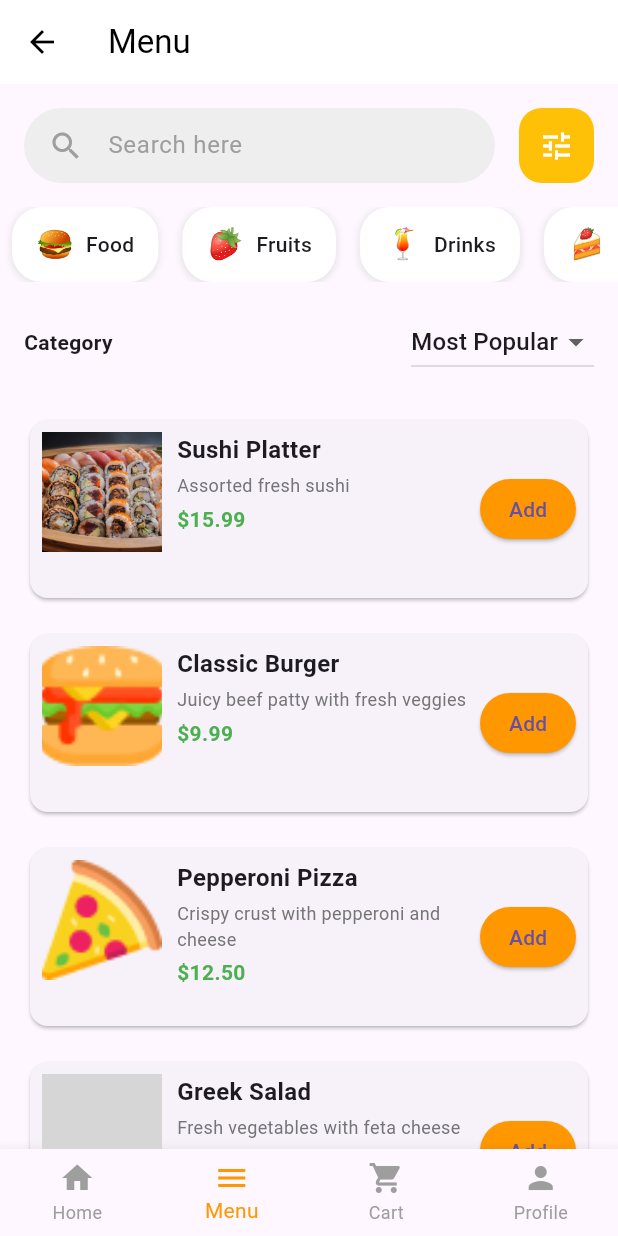
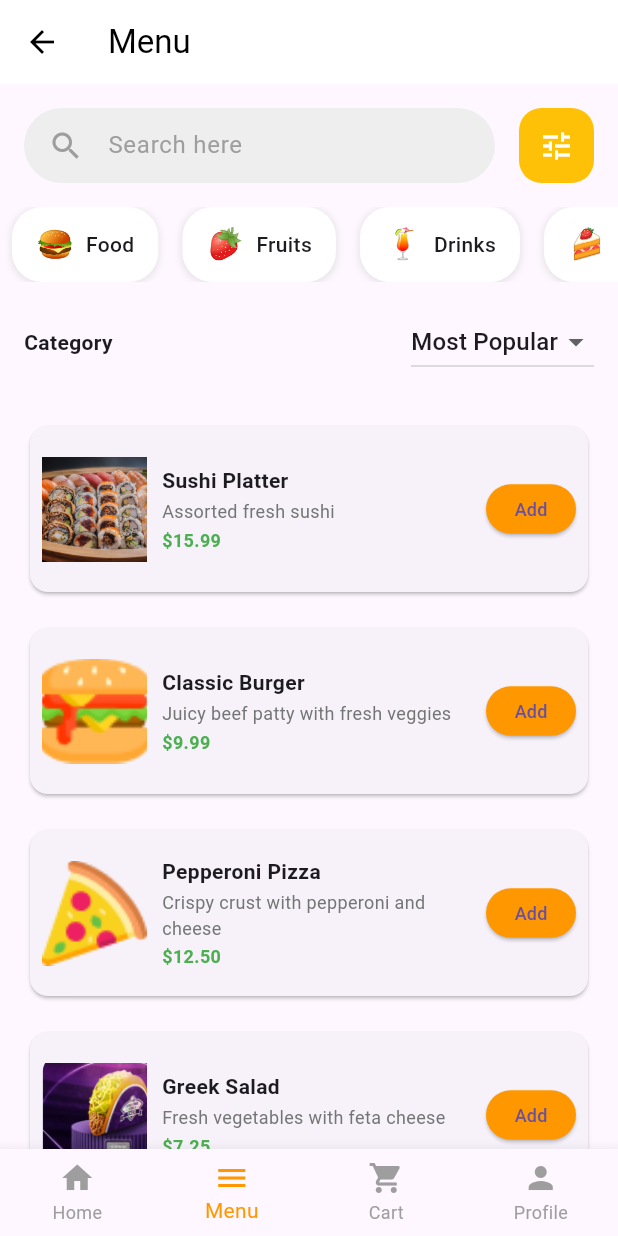
Before and after one commit to suyog100/Final_App_Project, a Flutter app: the screen it shows after launch, item 2 of the bottom bar chosen, on a phone screen of 412 x 824 dp. Run offline on Flutter 3.47's test engine with Material 3 defaults, Android fonts, the phone set to English and light mode, and no system bars; our stand-ins replace connectivity_plus, dartz, dio, equatable, flutter_riverpod, hive_flutter and 3 more; missing offline and left inert: all_sensors2; accounts and stored records are empty; grey boxes are pictures that could not be loaded.

Commit message:
category done

```diff
--- a/lib/features/cart/presentation/view/cart_view.dart
+++ b/lib/features/cart/presentation/view/cart_view.dart
@@ -1,8 +1,13 @@
 import 'package:flutter/material.dart';
 
-class CartView extends StatelessWidget {
+class CartView extends StatefulWidget {
   const CartView({super.key});
 
+  @override
+  State<CartView> createState() => _CartViewState();
+}
+
+class _CartViewState extends State<CartView> {
   @override
   Widget build(BuildContext context) {
     return Scaffold(
--- a/lib/features/menu/presentation/view/Menu.dart
+++ b/lib/features/menu/presentation/view/Menu.dart
@@ -236,7 +236,7 @@ class FoodGrid extends StatelessWidget {
       'description': 'Crispy crust with pepperoni and cheese',
     },
     {
-      'imagePath': 'assets/images/salad.png',
+      'imagePath': 'assets/images/tacos.png',
       'title': 'Greek Salad',
       'price': 7.25,
       'description': 'Fresh vegetables with feta cheese',
@@ -260,7 +260,7 @@ class FoodGrid extends StatelessWidget {
     return LayoutBuilder(
       builder: (context, constraints) {
         final crossAxisCount = constraints.maxWidth > 600 ? 2 : 1;
-        final childAspectRatio = constraints.maxWidth > 600 ? 4.0 : 3.0;
+        final childAspectRatio = constraints.maxWidth > 600 ? 4.5 : 3.0;
 
         return GridView.builder(
           shrinkWrap: true,
@@ -270,7 +270,7 @@ class FoodGrid extends StatelessWidget {
             crossAxisCount: crossAxisCount,
             childAspectRatio: childAspectRatio,
             crossAxisSpacing: 16,
-            mainAxisSpacing: 16,
+            mainAxisSpacing: 8,
           ),
           itemCount: foodItems.length,
           itemBuilder: (context, index) {
@@ -286,6 +286,7 @@ class FoodGrid extends StatelessWidget {
       },
     );
   }
+
 }
 
 class FoodItem extends StatelessWidget {
@@ -304,41 +305,42 @@ class FoodItem extends StatelessWidget {
   @override
   Widget build(BuildContext context) {
     return Card(
+      margin: EdgeInsets.symmetric(vertical: 8, horizontal: 4),
       child: Padding(
         padding: const EdgeInsets.all(8.0),
         child: Row(
-          crossAxisAlignment: CrossAxisAlignment.start,
+          crossAxisAlignment: CrossAxisAlignment.center,
           children: [
-            Image.asset(imagePath, width: 80, height: 80, fit: BoxFit.cover),
+            Image.asset(imagePath, width: 70, height: 70, fit: BoxFit.cover),
             SizedBox(width: 10),
             Expanded(
               child: Column(
                 crossAxisAlignment: CrossAxisAlignment.start,
+                mainAxisSize: MainAxisSize.min,
                 children: [
-                  Text(title, style: TextStyle(fontWeight: FontWeight.bold, fontSize: 16)),
-                  SizedBox(height: 4),
-                  Text(description, style: TextStyle(fontSize: 12, color: Colors.grey[600])),
-                  SizedBox(height: 4),
+                  Text(title, style: TextStyle(fontWeight: FontWeight.bold, fontSize: 14)),
+                  SizedBox(height: 2),
+                  Text(description,
+                      style: TextStyle(fontSize: 12, color: Colors.grey[600]),
+                      maxLines: 2,
+                      overflow: TextOverflow.ellipsis),
+                  SizedBox(height: 2),
                   Text('\$${price.toStringAsFixed(2)}',
-                      style: TextStyle(fontWeight: FontWeight.bold, color: Colors.green)),
+                      style: TextStyle(fontWeight: FontWeight.bold, color: Colors.green, fontSize: 12)),
                 ],
               ),
             ),
-            Column(
-              mainAxisAlignment: MainAxisAlignment.center,
-              children: [
+            SizedBox(width: 10),
             ElevatedButton(
               onPressed: () {
-                    // Add to cart functionality here
                 print('Added $title to cart');
               },
-                  child: Text('Add'),
+              child: Text('Add', style: TextStyle(fontSize: 12)),
               style: ElevatedButton.styleFrom(
                 backgroundColor: Colors.orange,
-                    padding: EdgeInsets.symmetric(horizontal: 15, vertical: 10),
+                padding: EdgeInsets.symmetric(horizontal: 12, vertical: 8),
+                minimumSize: Size(60, 30),
               ),
-                ),
-              ],
             ),
           ],
         ),
```
Lines whose indentation alone changed are shown as unchanged.
